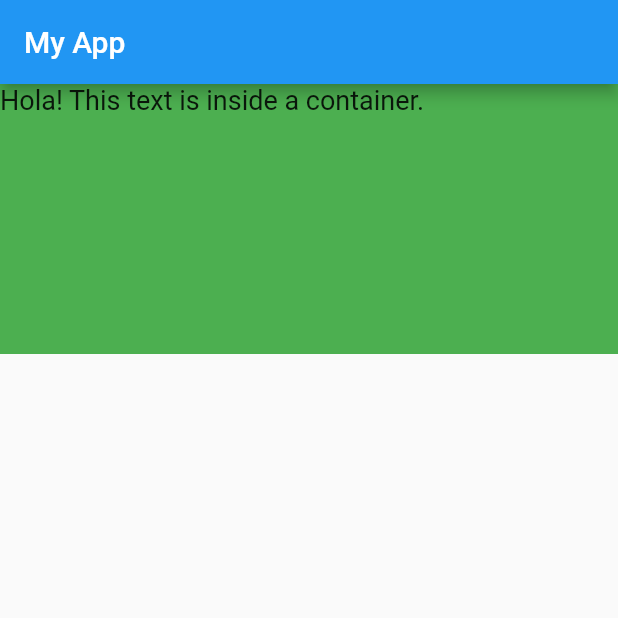
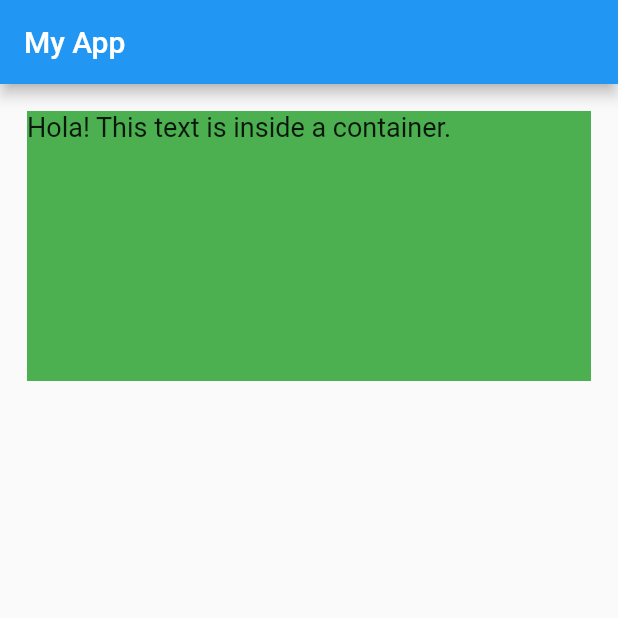
Before and after one commit to Rayean-Mahmud/Flutter-Basics-Practice, a Flutter app: the screen it shows after launch, on a phone screen of 412 x 824 dp, the top half of it. Run offline on Flutter 3.47's test engine with Material 2 defaults, Android fonts, the phone set to English and light mode, and no system bars.

Commit message:
added margin around the container

```diff
--- a/lib/main.dart
+++ b/lib/main.dart
@@ -17,6 +17,7 @@ class MyApp extends StatelessWidget {
           height: 180,
           width: double.infinity,
           color: Colors.green,
+          margin: const EdgeInsets.all(18),
           child: const Text("Hola! This text is inside a container.",
               style: TextStyle(fontSize: 18)),
         ),
```
